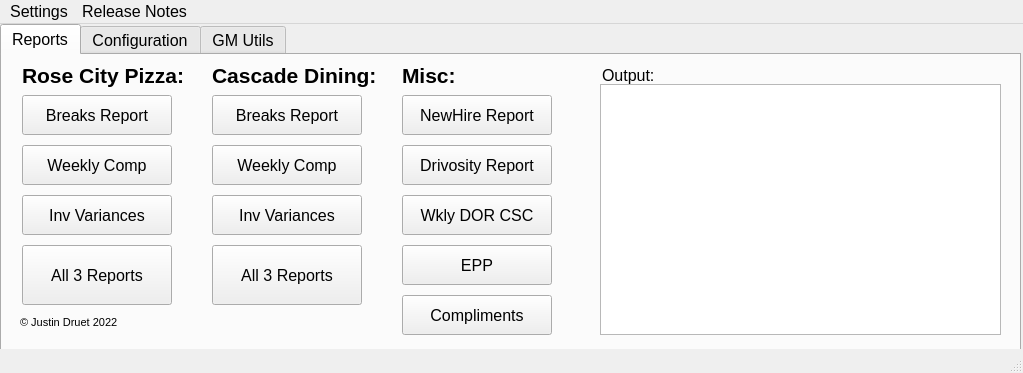
Before: the Qt Designer form lib/Main_UI.ui in Justind-hub/RoseUtils, drawn with Qt 5.
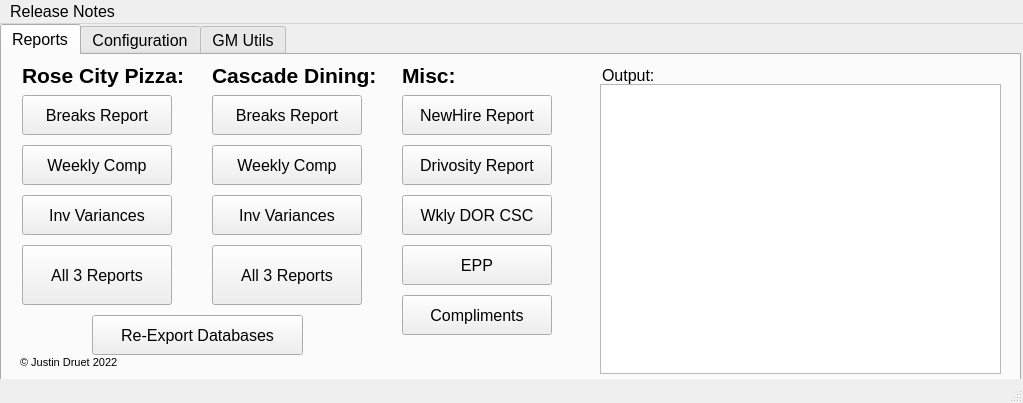
After: the same form once the commit is applied. The open tabs and pages were chosen to show the change. Icons and pictures are not drawn.

Commit message: Added DM Button to re-export database files

Diff of the .ui file:
```diff
--- a/lib/Main_UI.ui
+++ b/lib/Main_UI.ui
@@ -13,7 +13,7 @@
     <x>0</x>
     <y>0</y>
     <width>1023</width>
-    <height>373</height>
+    <height>403</height>
    </rect>
   </property>
   <property name="font">
@@ -38,7 +38,7 @@
       <x>0</x>
       <y>0</y>
       <width>1021</width>
-      <height>331</height>
+      <height>361</height>
      </rect>
     </property>
     <property name="font">
@@ -334,6 +334,22 @@
        <string>Misc:</string>
       </property>
      </widget>
+     <widget class="QPushButton" name="btn_reexport">
+      <property name="geometry">
+       <rect>
+        <x>90</x>
+        <y>260</y>
+        <width>211</width>
+        <height>40</height>
+       </rect>
+      </property>
+      <property name="toolTip">
+       <string>Re-export both the RCP and CCD Database files for Drivosity and Breaks</string>
+      </property>
+      <property name="text">
+       <string>Re-Export Databases</string>
+      </property>
+     </widget>
     </widget>
     <widget class="QWidget" name="Settings">
      <attribute name="title">
@@ -946,7 +962,7 @@
     <property name="geometry">
      <rect>
       <x>20</x>
-      <y>290</y>
+      <y>330</y>
       <width>131</width>
       <height>16</height>
      </rect>
@@ -966,7 +982,7 @@
       <x>600</x>
       <y>60</y>
       <width>401</width>
-      <height>251</height>
+      <height>290</height>
      </rect>
     </property>
     <property name="font">
@@ -985,16 +1001,6 @@
      <height>21</height>
     </rect>
    </property>
-   <widget class="QMenu" name="menuSettings">
-    <property name="title">
-     <string>Settings</string>
-    </property>
-    <addaction name="actionOutput_Folder"/>
-    <addaction name="actionZocDownload_Folder"/>
-    <addaction name="actionRCP_Database_Folder"/>
-    <addaction name="actionCCD_Database_File"/>
-    <addaction name="actionDownloads_Folder"/>
-   </widget>
    <widget class="QMenu" name="menuRelease_Notes">
     <property name="title">
      <string>Release Notes</string>
@@ -1007,7 +1013,6 @@
     <addaction name="actionBETA_V1_2"/>
     <addaction name="actionBETA_V1_1"/>
    </widget>
-   <addaction name="menuSettings"/>
    <addaction name="menuRelease_Notes"/>
   </widget>
   <widget class="QStatusBar" name="statusbar"/>
```
Left out of the diff: 58 changed lines with no effect on the pictures. The commit also changes 3 other files.
